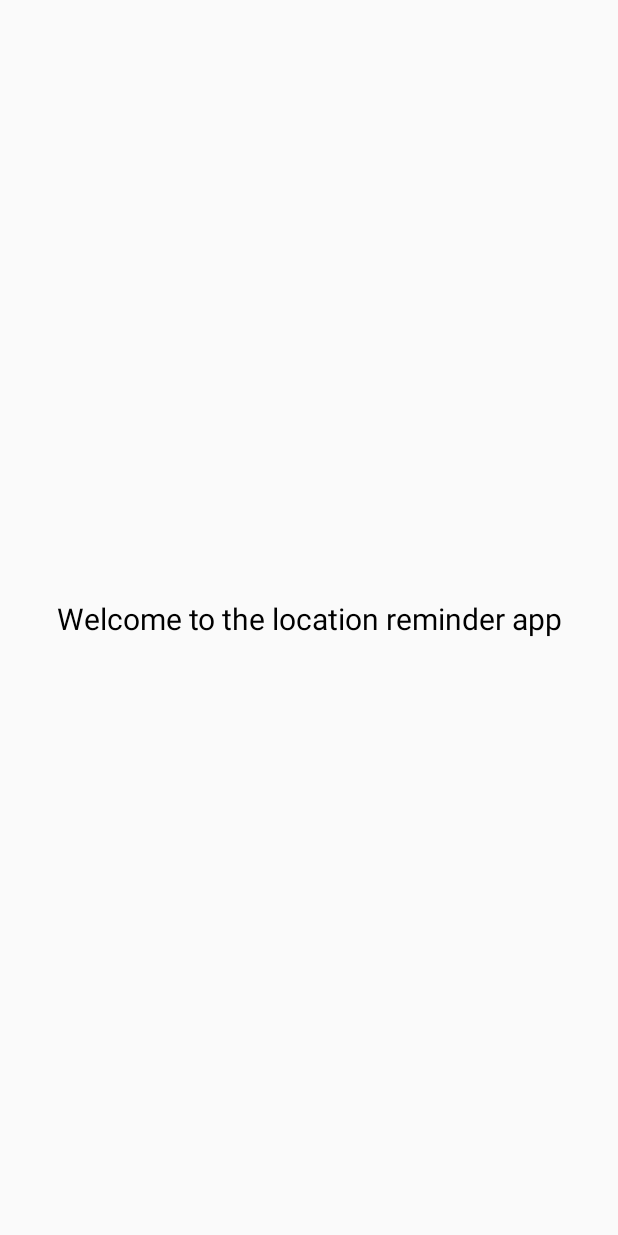
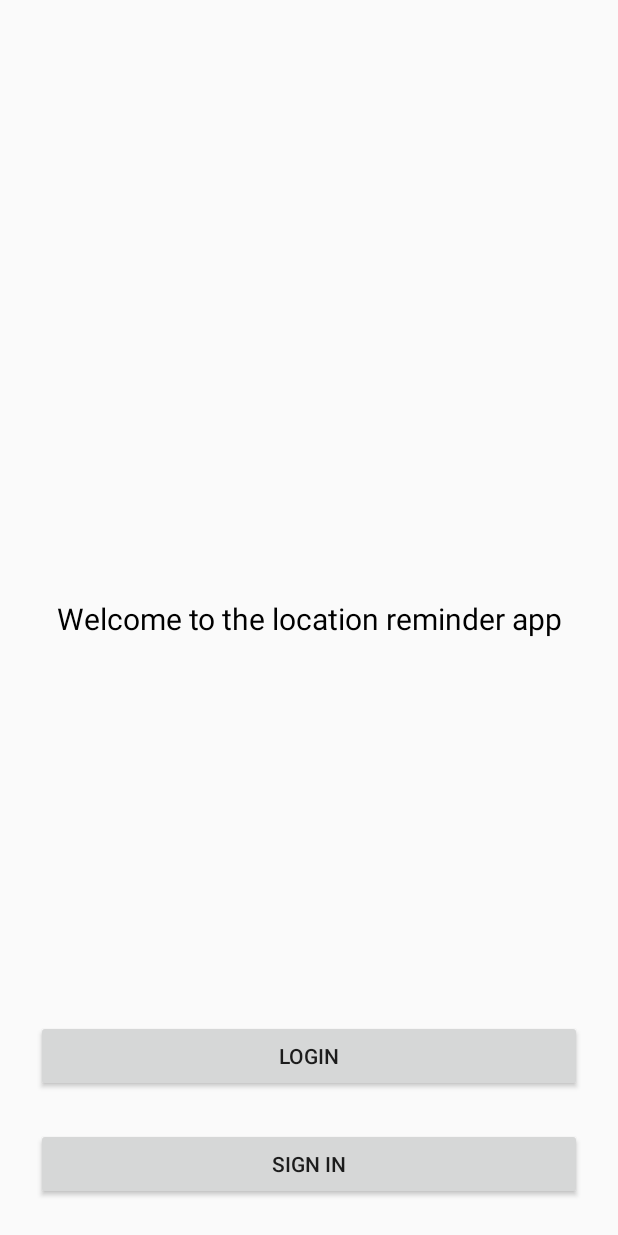
Before and after one commit to Trifa20731/LocationReminderApp, an Android app: the layout activity_authentication.xml on its own in the app's theme, with its tools: preview values and no code run, on a phone screen of 412 x 824 dp. Run offline under Robolectric (Android 15) with nearby library versions, the phone set to English and light mode, and no system bars.

Commit message:
Add the sign in funtion

```diff
--- a/app/src/debug/res/values/google_maps_api.xml
+++ b/app/src/debug/res/values/google_maps_api.xml
@@ -1,5 +1,4 @@
 <resources>
-<!--    TODO: Before you run your application, you need a Google Maps API key.-->
     <string name="google_maps_key" templateMergeStrategy="preserve" translatable="false">
         AIzaSyDco3htOw2e1BU0McP7dF9pNnpBxghX2-M
     </string>
--- a/app/src/main/AndroidManifest.xml
+++ b/app/src/main/AndroidManifest.xml
@@ -36,14 +36,13 @@
             android:value="@string/google_maps_key" />
 
         <activity android:name=".authentication.AuthenticationActivity">
-        </activity>
-        <activity android:name=".locationreminders.RemindersActivity" >
             <intent-filter>
                 <action android:name="android.intent.action.MAIN" />
 
                 <category android:name="android.intent.category.LAUNCHER" />
             </intent-filter>
-
+        </activity>
+        <activity android:name=".locationreminders.RemindersActivity" >
         </activity>
         <receiver
             android:name=".locationreminders.geofence.GeofenceBroadcastReceiver"
--- /dev/null
+++ b/app/src/main/java/com/udacity/project4/utils/Constants.kt
@@ -0,0 +1,5 @@
+package com.udacity.project4.utils
+
+object Constants {
+    const val SIGN_IN_REQUEST_CODE: Int = 1997
+}
--- a/app/src/main/res/layout/activity_authentication.xml
+++ b/app/src/main/res/layout/activity_authentication.xml
@@ -1,7 +1,9 @@
 <?xml version="1.0" encoding="utf-8"?>
-<androidx.constraintlayout.widget.ConstraintLayout xmlns:android="http://schemas.android.com/apk/res/android"
+
+<layout xmlns:android="http://schemas.android.com/apk/res/android"
     xmlns:app="http://schemas.android.com/apk/res-auto"
-    xmlns:tools="http://schemas.android.com/tools"
+    xmlns:tools="http://schemas.android.com/tools">
+    <androidx.constraintlayout.widget.ConstraintLayout
         android:layout_width="match_parent"
         android:layout_height="match_parent"
         tools:context=".authentication.AuthenticationActivity">
@@ -12,9 +14,30 @@
             android:text="@string/welcome_to_the_location_reminder_app"
             android:textColor="@color/black"
             android:textSize="@dimen/text_size_large"
+            android:layout_margin="@dimen/margin_medium"
             app:layout_constraintBottom_toBottomOf="parent"
             app:layout_constraintEnd_toEndOf="parent"
             app:layout_constraintStart_toStartOf="parent"
             app:layout_constraintTop_toTopOf="parent" />
 
+        <Button
+            android:id="@+id/signin_btn"
+            android:layout_width="0dp"
+            android:layout_height="wrap_content"
+            android:text="@string/common_signin_button_text"
+            android:layout_margin="@dimen/margin_medium"
+            app:layout_constraintBottom_toBottomOf="parent"
+            app:layout_constraintEnd_toEndOf="parent"
+            app:layout_constraintStart_toStartOf="parent" />
+
+        <Button
+            android:id="@+id/login_btn"
+            android:layout_width="0dp"
+            android:layout_height="wrap_content"
+            android:text="@string/login"
+            android:layout_margin="@dimen/margin_medium"
+            app:layout_constraintBottom_toTopOf="@+id/signin_btn"
+            app:layout_constraintEnd_toEndOf="parent"
+            app:layout_constraintStart_toStartOf="parent" />
     </androidx.constraintlayout.widget.ConstraintLayout>
+</layout>
--- a/build.gradle
+++ b/build.gradle
@@ -33,7 +33,7 @@ task clean(type: Delete) {
 ext {
     // Sdk and tools
     // Support library and architecture components support minSdk 14 and above.
-    minSdkVersion = 16
+    minSdkVersion = 26
     targetSdkVersion = 30
     compileSdkVersion = 30
 
```
Also changed, not shown: app/build.gradle (+11 -1 lines), app/src/main/java/com/udacity/project4/authentication/AuthenticationActivity.kt (+97 -1 lines), app/src/main/java/com/udacity/project4/authentication/AuthenticationState.kt (added, +13 -0 lines), app/src/main/java/com/udacity/project4/authentication/AuthenticationViewModel.kt (added, +20 -0 lines), app/src/main/java/com/udacity/project4/authentication/firebase/FirebaseUserLiveData.kt (added, +44 -0 lines), app/src/main/java/com/udacity/project4/locationreminders/reminderslist/ReminderListFragment.kt (+18 -0 lines), app/src/main/res/values/dimens.xml (+7 -4 lines). Lines whose indentation alone changed are shown as unchanged.
